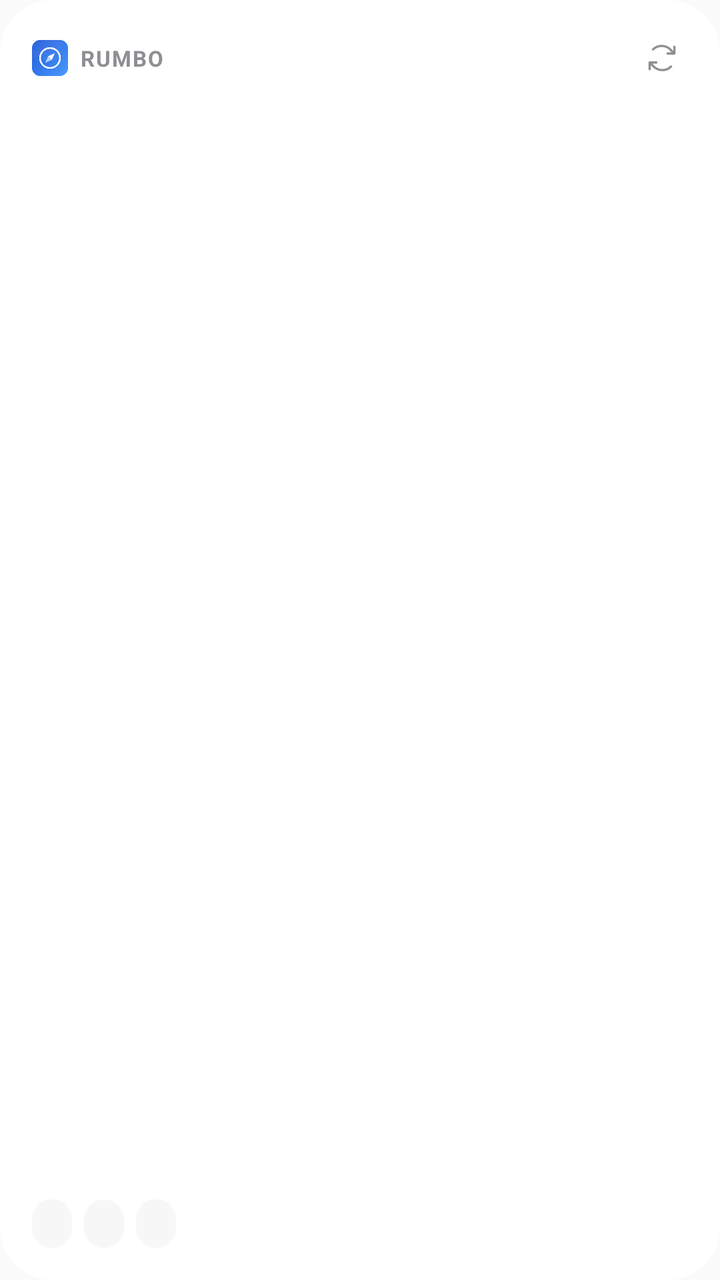
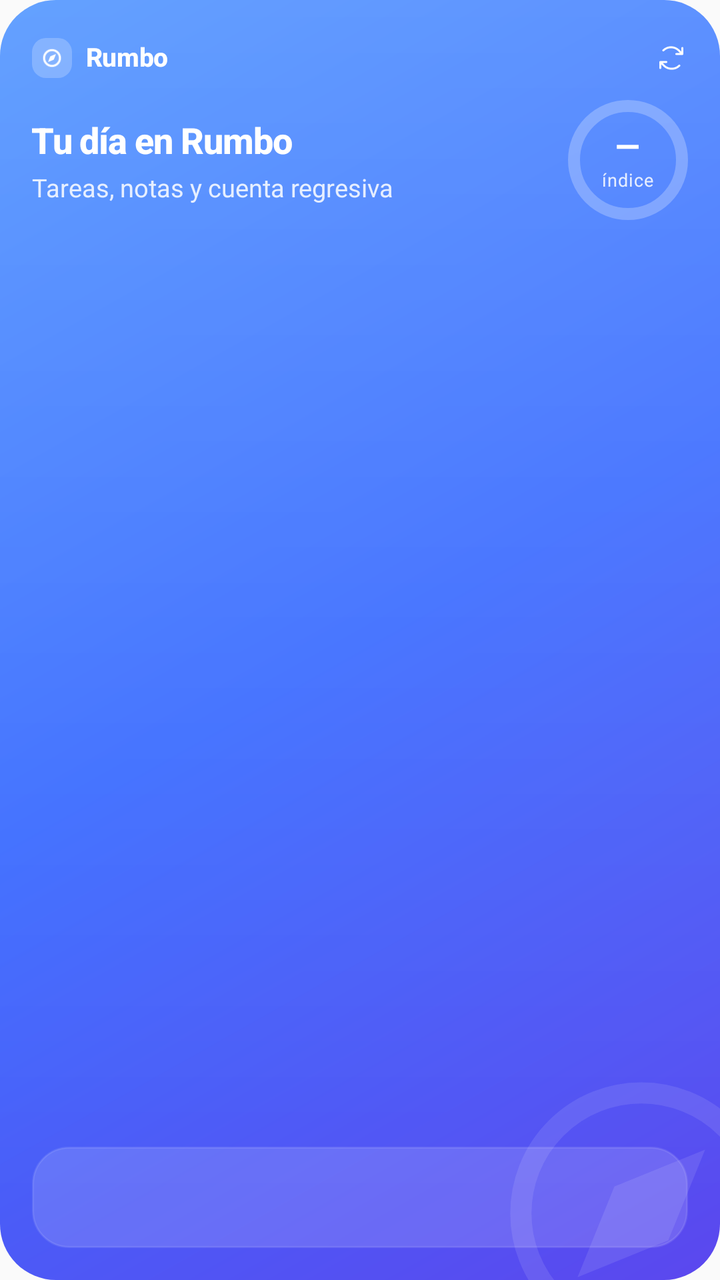

The first picture is an Android layout as it rendered before a commit; the second is the same layout after the commit. The layout source and the unified diff follow.
<!-- AndroidManifest.xml: application theme android:Theme.Material.Light.NoActionBar -->
<!-- res/layout/widget_medium.xml -->
<?xml version="1.0" encoding="utf-8"?>
<FrameLayout xmlns:android="http://schemas.android.com/apk/res/android"
    android:id="@+id/root"
    android:layout_width="match_parent"
    android:layout_height="match_parent"
    android:background="@drawable/w_bg"
    android:padding="16dp">

    <LinearLayout
        android:layout_width="match_parent"
        android:layout_height="match_parent"
        android:orientation="vertical">

        <LinearLayout
            android:layout_width="match_parent"
            android:layout_height="wrap_content"
            android:gravity="center_vertical"
            android:orientation="horizontal">
            <ImageView
                android:layout_width="18dp"
                android:layout_height="18dp"
                android:src="@mipmap/ic_launcher" />
            <TextView
                android:layout_width="wrap_content"
                android:layout_height="wrap_content"
                android:layout_marginStart="6dp"
                android:letterSpacing="0.06"
                android:text="RUMBO"
                android:textColor="@color/w_muted"
                android:textSize="11sp"
                android:textStyle="bold" />
            <TextView
                android:id="@+id/updated"
                android:layout_width="0dp"
                android:layout_height="wrap_content"
                android:layout_weight="1"
                android:gravity="end"
                android:maxLines="1"
                android:textColor="@color/w_muted"
                android:textSize="11sp" />
            <ImageView
                android:id="@+id/refresh"
                android:layout_width="26dp"
                android:layout_height="26dp"
                android:layout_marginStart="4dp"
                android:padding="4dp"
                android:src="@drawable/ic_refresh" />
        </LinearLayout>

        <LinearLayout
            android:layout_width="match_parent"
            android:layout_height="wrap_content"
            android:layout_marginTop="8dp"
            android:gravity="center_vertical"
            android:orientation="horizontal">
            <TextView
                android:id="@+id/headline"
                android:layout_width="0dp"
                android:layout_height="wrap_content"
                android:layout_weight="1"
                android:ellipsize="end"
                android:maxLines="2"
                android:textColor="@color/w_ink"
                android:textSize="17sp"
                android:textStyle="bold" />
            <LinearLayout
                android:id="@+id/countBox"
                android:layout_width="wrap_content"
                android:layout_height="wrap_content"
                android:layout_marginStart="10dp"
                android:background="@drawable/w_badge_blue"
                android:gravity="center"
                android:orientation="vertical"
                android:paddingStart="10dp"
                android:paddingTop="4dp"
                android:paddingEnd="10dp"
                android:paddingBottom="4dp"
                android:visibility="gone">
                <Chronometer
                    android:id="@+id/countdown"
                    android:layout_width="wrap_content"
                    android:layout_height="wrap_content"
                    android:textColor="#FFFFFFFF"
                    android:textSize="15sp"
                    android:textStyle="bold" />
                <TextView
                    android:layout_width="wrap_content"
                    android:layout_height="wrap_content"
                    android:text="para entregar"
                    android:textColor="#D9FFFFFF"
                    android:textSize="9sp" />
            </LinearLayout>
        </LinearLayout>

        <TextView
            android:id="@+id/sub"
            android:layout_width="match_parent"
            android:layout_height="wrap_content"
            android:layout_marginTop="2dp"
            android:ellipsize="end"
            android:maxLines="1"
            android:textColor="@color/w_muted"
            android:textSize="13sp" />

        <LinearLayout
            android:id="@+id/rows"
            android:layout_width="match_parent"
            android:layout_height="wrap_content"
            android:layout_marginTop="10dp"
            android:orientation="vertical">
            <LinearLayout
                android:id="@+id/row1"
                android:layout_width="match_parent"
                android:layout_height="wrap_content"
                android:layout_marginTop="0dp"
                android:gravity="center_vertical"
                android:orientation="horizontal"
                android:visibility="gone">
                <ImageView
                    android:id="@+id/dot1"
                    android:layout_width="8dp"
                    android:layout_height="8dp"
                    android:layout_marginEnd="9dp"
                    android:src="@drawable/w_dot" />
                <TextView
                    android:id="@+id/title1"
                    android:layout_width="0dp"
                    android:layout_height="wrap_content"
                    android:layout_weight="1"
                    android:ellipsize="end"
                    android:maxLines="1"
                    android:textColor="@color/w_ink"
                    android:textSize="14sp" />
                <TextView
                    android:id="@+id/when1"
                    android:layout_width="wrap_content"
                    android:layout_height="wrap_content"
                    android:layout_marginStart="8dp"
                    android:maxLines="1"
                    android:textColor="@color/w_muted"
                    android:textSize="12sp" />
            </LinearLayout>
            <LinearLayout
                android:id="@+id/row2"
                android:layout_width="match_parent"
                android:layout_height="wrap_content"
                android:layout_marginTop="6dp"
                android:gravity="center_vertical"
                android:orientation="horizontal"
                android:visibility="gone">
                <ImageView
                    android:id="@+id/dot2"
                    android:layout_width="8dp"
                    android:layout_height="8dp"
                    android:layout_marginEnd="9dp"
                    android:src="@drawable/w_dot" />
                <TextView
                    android:id="@+id/title2"
                    android:layout_width="0dp"
                    android:layout_height="wrap_content"
                    android:layout_weight="1"
                    android:ellipsize="end"
                    android:maxLines="1"
                    android:textColor="@color/w_ink"
                    android:textSize="14sp" />
                <TextView
                    android:id="@+id/when2"
                    android:layout_width="wrap_content"
                    android:layout_height="wrap_content"
                    android:layout_marginStart="8dp"
                    android:maxLines="1"
                    android:textColor="@color/w_muted"
                    android:textSize="12sp" />
            </LinearLayout>
            <LinearLayout
                android:id="@+id/row3"
                android:layout_width="match_parent"
                android:layout_height="wrap_content"
                android:layout_marginTop="6dp"
                android:gravity="center_vertical"
                android:orientation="horizontal"
                android:visibility="gone">
                <ImageView
                    android:id="@+id/dot3"
                    android:layout_width="8dp"
                    android:layout_height="8dp"
                    android:layout_marginEnd="9dp"
                    android:src="@drawable/w_dot" />
                <TextView
                    android:id="@+id/title3"
                    android:layout_width="0dp"
                    android:layout_height="wrap_content"
                    android:layout_weight="1"
                    android:ellipsize="end"
                    android:maxLines="1"
                    android:textColor="@color/w_ink"
                    android:textSize="14sp" />
                <TextView
                    android:id="@+id/when3"
                    android:layout_width="wrap_content"
                    android:layout_height="wrap_content"
                    android:layout_marginStart="8dp"
                    android:maxLines="1"
                    android:textColor="@color/w_muted"
                    android:textSize="12sp" />
            </LinearLayout>
        </LinearLayout>

        <FrameLayout
            android:layout_width="match_parent"
            android:layout_height="0dp"
            android:layout_weight="1" />

        <LinearLayout
            android:layout_width="match_parent"
            android:layout_height="wrap_content"
            android:layout_marginTop="8dp"
            android:orientation="horizontal">
            <TextView
                android:id="@+id/chip1"
                android:layout_width="wrap_content"
                android:layout_height="wrap_content"
                android:background="@drawable/w_chip"
                android:paddingStart="10dp"
                android:paddingTop="4dp"
                android:paddingEnd="10dp"
                android:paddingBottom="4dp"
                android:textColor="@color/w_ink"
                android:textSize="12sp" />
            <TextView
                android:id="@+id/chip2"
                android:layout_width="wrap_content"
                android:layout_height="wrap_content"
                android:layout_marginStart="6dp"
                android:background="@drawable/w_chip"
                android:paddingStart="10dp"
                android:paddingTop="4dp"
                android:paddingEnd="10dp"
                android:paddingBottom="4dp"
                android:textColor="@color/w_ink"
                android:textSize="12sp" />
            <TextView
                android:id="@+id/chip3"
                android:layout_width="wrap_content"
                android:layout_height="wrap_content"
                android:layout_marginStart="6dp"
                android:background="@drawable/w_chip"
                android:paddingStart="10dp"
                android:paddingTop="4dp"
                android:paddingEnd="10dp"
                android:paddingBottom="4dp"
                android:textColor="@color/w_ink"
                android:textSize="12sp" />
        </LinearLayout>
    </LinearLayout>
</FrameLayout>
<!-- resources referenced by this layout -->
<resources>
  <color name="w_ink">#FF1D1D1F</color>
  <color name="w_muted">#FF8E8E93</color>
  <!-- drawable ic_refresh (drawable) -->
  <vector xmlns:android="http://schemas.android.com/apk/res/android" android:width="18dp" android:height="18dp" android:viewportWidth="256" android:viewportHeight="256">
      <path android:fillColor="#FF8E8E93" android:pathData="M224,48V96a8,8 0,0 1,-8 8H168a8,8 0,0 1,0 -16h28.69L182.06,73.37a79.56,79.56 0,0 0,-56.13 -23.43h-0.45A79.52,79.52 0,0 0,69.59 72.71,8 8,0 0,1 58.41,61.27a96,96 0,0 1,135 0.79L208,76.69V48a8,8 0,0 1,16 0ZM186.41,183.29a80,80 0,0 1,-112.47 -0.66L59.31,168H88a8,8 0,0 0,0 -16H40a8,8 0,0 0,-8 8v48a8,8 0,0 0,16 0V179.31l14.63,14.63A95.43,95.43 0,0 0,130 222.06h0.53a95.36,95.36 0,0 0,67.07 -27.33,8 8,0 0,0 -11.18,-11.44Z" />
  </vector>
  <!-- drawable w_badge_blue (drawable) -->
  <?xml version="1.0" encoding="utf-8"?>
  <shape xmlns:android="http://schemas.android.com/apk/res/android" android:shape="rectangle">
      <solid android:color="#FF0A84FF" />
      <corners android:radius="10dp" />
  </shape>
  <!-- drawable w_bg (drawable) -->
  <?xml version="1.0" encoding="utf-8"?>
  <shape xmlns:android="http://schemas.android.com/apk/res/android" android:shape="rectangle">
      <solid android:color="@color/w_bg" />
      <corners android:radius="26dp" />
  </shape>
  <!-- drawable w_chip (drawable) -->
  <?xml version="1.0" encoding="utf-8"?>
  <shape xmlns:android="http://schemas.android.com/apk/res/android" android:shape="rectangle">
      <solid android:color="@color/w_chip" />
      <corners android:radius="99dp" />
  </shape>
  <!-- drawable w_dot (drawable) -->
  <?xml version="1.0" encoding="utf-8"?>
  <shape xmlns:android="http://schemas.android.com/apk/res/android" android:shape="oval">
      <solid android:color="#FFFFFFFF" />
      <size android:width="8dp" android:height="8dp" />
  </shape>
  <!-- mipmap ic_launcher: png bitmap (mipmap-xxxhdpi, 19159 bytes) -->
  <color name="w_bg">#FFFFFFFF</color>
  <color name="w_chip">#0F767680</color>
</resources>

<!-- the commit's change to res/layout/widget_medium.xml (unified diff, before → after) -->
@@ -3,254 +3,37 @@
     android:id="@+id/root"
     android:layout_width="match_parent"
     android:layout_height="match_parent"
-    android:background="@drawable/w_bg"
-    android:padding="16dp">
-
-    <LinearLayout
-        android:layout_width="match_parent"
-        android:layout_height="match_parent"
-        android:orientation="vertical">
-
-        <LinearLayout
-            android:layout_width="match_parent"
-            android:layout_height="wrap_content"
-            android:gravity="center_vertical"
-            android:orientation="horizontal">
-            <ImageView
-                android:layout_width="18dp"
-                android:layout_height="18dp"
-                android:src="@mipmap/ic_launcher" />
-            <TextView
-                android:layout_width="wrap_content"
-                android:layout_height="wrap_content"
-                android:layout_marginStart="6dp"
-                android:letterSpacing="0.06"
-                android:text="RUMBO"
-                android:textColor="@color/w_muted"
-                android:textSize="11sp"
-                android:textStyle="bold" />
-            <TextView
-                android:id="@+id/updated"
-                android:layout_width="0dp"
-                android:layout_height="wrap_content"
-                android:layout_weight="1"
-                android:gravity="end"
-                android:maxLines="1"
-                android:textColor="@color/w_muted"
-                android:textSize="11sp" />
-            <ImageView
-                android:id="@+id/refresh"
-                android:layout_width="26dp"
-                android:layout_height="26dp"
-                android:layout_marginStart="4dp"
-                android:padding="4dp"
-                android:src="@drawable/ic_refresh" />
+    android:background="@drawable/w_g_blue"
+    android:clipChildren="true">
+    <ImageView android:layout_width="170dp" android:layout_height="170dp" android:layout_gravity="bottom|end" android:layout_marginEnd="-46dp" android:layout_marginBottom="-52dp" android:alpha="0.10" android:src="@drawable/ic_watermark" />
+    <LinearLayout android:layout_width="match_parent" android:layout_height="match_parent" android:orientation="vertical" android:padding="16dp">
+        <LinearLayout android:layout_width="match_parent" android:layout_height="26dp" android:gravity="center_vertical" android:orientation="horizontal">
+            <ImageView android:layout_width="20dp" android:layout_height="20dp" android:background="@drawable/w_mark" android:padding="3.5dp" android:src="@drawable/ic_compass" />
+            <TextView android:layout_width="wrap_content" android:layout_height="wrap_content" android:textSize="13sp" android:textColor="#FFFFFFFF" android:includeFontPadding="false" android:text="Rumbo" android:layout_marginStart="7dp" android:fontFamily="sans-serif-medium" android:textStyle="bold" android:letterSpacing="-0.01"/>
+            <TextView android:id="@+id/updated" android:layout_width="0dp" android:layout_weight="1" android:layout_height="wrap_content" android:gravity="end" android:textSize="11sp" android:textColor="#B3FFFFFF" android:singleLine="true" android:includeFontPadding="false" />
+            <ImageView android:id="@+id/refresh" android:layout_width="28dp" android:layout_height="28dp" android:layout_marginEnd="-6dp" android:padding="6dp" android:src="@drawable/ic_refresh" android:contentDescription="Actualizar" />
         </LinearLayout>
-
-        <LinearLayout
-            android:layout_width="match_parent"
-            android:layout_height="wrap_content"
-            android:layout_marginTop="8dp"
-            android:gravity="center_vertical"
-            android:orientation="horizontal">
-            <TextView
-                android:id="@+id/headline"
-                android:layout_width="0dp"
-                android:layout_height="wrap_content"
-                android:layout_weight="1"
-                android:ellipsize="end"
-                android:maxLines="2"
-                android:textColor="@color/w_ink"
-                android:textSize="17sp"
-                android:textStyle="bold" />
-            <LinearLayout
-                android:id="@+id/countBox"
-                android:layout_width="wrap_content"
-                android:layout_height="wrap_content"
-                android:layout_marginStart="10dp"
-                android:background="@drawable/w_badge_blue"
-                android:gravity="center"
-                android:orientation="vertical"
-                android:paddingStart="10dp"
-                android:paddingTop="4dp"
-                android:paddingEnd="10dp"
-                android:paddingBottom="4dp"
-                android:visibility="gone">
-                <Chronometer
-                    android:id="@+id/countdown"
-                    android:layout_width="wrap_content"
-                    android:layout_height="wrap_content"
-                    android:textColor="#FFFFFFFF"
-                    android:textSize="15sp"
-                    android:textStyle="bold" />
-                <TextView
-                    android:layout_width="wrap_content"
-                    android:layout_height="wrap_content"
-                    android:text="para entregar"
-                    android:textColor="#D9FFFFFF"
-                    android:textSize="9sp" />
+        <LinearLayout android:layout_width="match_parent" android:layout_height="wrap_content" android:layout_marginTop="8dp" android:gravity="center_vertical" android:orientation="horizontal">
+            <LinearLayout android:layout_width="0dp" android:layout_height="wrap_content" android:layout_weight="1" android:orientation="vertical">
+                <TextView android:id="@+id/kicker" android:layout_width="wrap_content" android:layout_height="wrap_content" android:textSize="10.5sp" android:textColor="#B3FFFFFF" android:includeFontPadding="false" android:letterSpacing="0.08" android:singleLine="true" android:layout_marginBottom="3dp" android:visibility="gone"/>
+                <TextView android:id="@+id/headline" android:layout_width="match_parent" android:layout_height="wrap_content" android:textSize="18sp" android:textColor="#FFFFFFFF" android:fontFamily="sans-serif-medium" android:textStyle="bold" android:letterSpacing="-0.02" android:lineSpacingMultiplier="0.95" android:maxLines="2" android:ellipsize="end" android:text="Tu día en Rumbo" />
+                <TextView android:id="@+id/sub" android:layout_width="match_parent" android:layout_height="wrap_content" android:layout_marginTop="3dp" android:textSize="12.5sp" android:textColor="#D9FFFFFF" android:maxLines="1" android:ellipsize="end" android:text="Tareas, notas y cuenta regresiva" />
             </LinearLayout>
+            <FrameLayout android:id="@+id/ringBox" android:layout_width="60dp" android:layout_height="60dp" android:layout_marginStart="10dp">
+                <ImageView android:id="@+id/ring" android:layout_width="match_parent" android:layout_height="match_parent" android:src="@drawable/w_ring_track" />
+                <LinearLayout android:layout_width="match_parent" android:layout_height="match_parent" android:gravity="center" android:orientation="vertical">
+                    <TextView android:id="@+id/ringNum" android:layout_width="wrap_content" android:layout_height="wrap_content" android:textSize="16sp" android:textColor="#FFFFFFFF" android:includeFontPadding="false" android:text="—" android:fontFamily="sans-serif-medium" android:textStyle="bold" android:letterSpacing="-0.03"/>
+                    <TextView android:id="@+id/ringLbl" android:layout_width="wrap_content" android:layout_height="wrap_content" android:textSize="9sp" android:textColor="#D9FFFFFF" android:includeFontPadding="false" android:text="índice" android:layout_marginTop="2dp" android:letterSpacing="0.04"/>
+                </LinearLayout>
+            </FrameLayout>
         </LinearLayout>
-
-        <TextView
-            android:id="@+id/sub"
-            android:layout_width="match_parent"
-            android:layout_height="wrap_content"
-            android:layout_marginTop="2dp"
-            android:ellipsize="end"
-            android:maxLines="1"
-            android:textColor="@color/w_muted"
-            android:textSize="13sp" />
-
-        <LinearLayout
-            android:id="@+id/rows"
-            android:layout_width="match_parent"
-            android:layout_height="wrap_content"
-            android:layout_marginTop="10dp"
-            android:orientation="vertical">
-            <LinearLayout
-                android:id="@+id/row1"
-                android:layout_width="match_parent"
-                android:layout_height="wrap_content"
-                android:layout_marginTop="0dp"
-                android:gravity="center_vertical"
-                android:orientation="horizontal"
-                android:visibility="gone">
-                <ImageView
-                    android:id="@+id/dot1"
-                    android:layout_width="8dp"
-                    android:layout_height="8dp"
-                    android:layout_marginEnd="9dp"
-                    android:src="@drawable/w_dot" />
-                <TextView
-                    android:id="@+id/title1"
-                    android:layout_width="0dp"
-                    android:layout_height="wrap_content"
-                    android:layout_weight="1"
-                    android:ellipsize="end"
-                    android:maxLines="1"
-                    android:textColor="@color/w_ink"
-                    android:textSize="14sp" />
-                <TextView
-                    android:id="@+id/when1"
-                    android:layout_width="wrap_content"
-                    android:layout_height="wrap_content"
-                    android:layout_marginStart="8dp"
-                    android:maxLines="1"
-                    android:textColor="@color/w_muted"
-                    android:textSize="12sp" />
+        <FrameLayout android:layout_width="match_parent" android:layout_height="0dp" android:layout_weight="1" android:minHeight="8dp" />
+        <LinearLayout android:id="@+id/nextCard" android:layout_width="match_parent" android:layout_height="wrap_content" android:background="@drawable/w_glass" android:gravity="center_vertical" android:orientation="horizontal" android:paddingStart="12dp" android:paddingTop="9dp" android:paddingEnd="9dp" android:paddingBottom="9dp">
+            <LinearLayout android:layout_width="0dp" android:layout_height="wrap_content" android:layout_weight="1" android:orientation="vertical">
+                <TextView android:id="@+id/nextTitle" android:layout_width="match_parent" android:layout_height="wrap_content" android:textSize="13.5sp" android:textColor="#FFFFFFFF" android:fontFamily="sans-serif-medium" android:textStyle="bold" android:singleLine="true" android:ellipsize="end" android:includeFontPadding="false" />
+                <TextView android:id="@+id/nextWhen" android:layout_width="match_parent" android:layout_height="wrap_content" android:layout_marginTop="3dp" android:textSize="11.5sp" android:textColor="#D9FFFFFF" android:singleLine="true" android:ellipsize="end" android:includeFontPadding="false" />
             </LinearLayout>
-            <LinearLayout
-                android:id="@+id/row2"
-                android:layout_width="match_parent"
-                android:layout_height="wrap_content"
-                android:layout_marginTop="6dp"
-                android:gravity="center_vertical"
-                android:orientation="horizontal"
-                android:visibility="gone">
-                <ImageView
-                    android:id="@+id/dot2"
-                    android:layout_width="8dp"
-                    android:layout_height="8dp"
-                    android:layout_marginEnd="9dp"
-                    android:src="@drawable/w_dot" />
-                <TextView
-                    android:id="@+id/title2"
-                    android:layout_width="0dp"
-                    android:layout_height="wrap_content"
-                    android:layout_weight="1"
-                    android:ellipsize="end"
-                    android:maxLines="1"
-                    android:textColor="@color/w_ink"
-                    android:textSize="14sp" />
-                <TextView
-                    android:id="@+id/when2"
-                    android:layout_width="wrap_content"
-                    android:layout_height="wrap_content"
-                    android:layout_marginStart="8dp"
-                    android:maxLines="1"
-                    android:textColor="@color/w_muted"
-                    android:textSize="12sp" />
-            </LinearLayout>
-            <LinearLayout
-                android:id="@+id/row3"
-                android:layout_width="match_parent"
-                android:layout_height="wrap_content"
-                android:layout_marginTop="6dp"
-                android:gravity="center_vertical"
-                android:orientation="horizontal"
-                android:visibility="gone">
-                <ImageView
-                    android:id="@+id/dot3"
-                    android:layout_width="8dp"
-                    android:layout_height="8dp"
-                    android:layout_marginEnd="9dp"
-                    android:src="@drawable/w_dot" />
-                <TextView
-                    android:id="@+id/title3"
-                    android:layout_width="0dp"
-                    android:layout_height="wrap_content"
-                    android:layout_weight="1"
-                    android:ellipsize="end"
-                    android:maxLines="1"
-                    android:textColor="@color/w_ink"
-                    android:textSize="14sp" />
-                <TextView
-                    android:id="@+id/when3"
-                    android:layout_width="wrap_content"
-                    android:layout_height="wrap_content"
-                    android:layout_marginStart="8dp"
-                    android:maxLines="1"
-                    android:textColor="@color/w_muted"
-                    android:textSize="12sp" />
-            </LinearLayout>
-        </LinearLayout>
-
-        <FrameLayout
-            android:layout_width="match_parent"
-            android:layout_height="0dp"
-            android:layout_weight="1" />
-
-        <LinearLayout
-            android:layout_width="match_parent"
-            android:layout_height="wrap_content"
-            android:layout_marginTop="8dp"
-            android:orientation="horizontal">
-            <TextView
-                android:id="@+id/chip1"
-                android:layout_width="wrap_content"
-                android:layout_height="wrap_content"
-                android:background="@drawable/w_chip"
-                android:paddingStart="10dp"
-                android:paddingTop="4dp"
-                android:paddingEnd="10dp"
-                android:paddingBottom="4dp"
-                android:textColor="@color/w_ink"
-                android:textSize="12sp" />
-            <TextView
-                android:id="@+id/chip2"
-                android:layout_width="wrap_content"
-                android:layout_height="wrap_content"
-                android:layout_marginStart="6dp"
-                android:background="@drawable/w_chip"
-                android:paddingStart="10dp"
-                android:paddingTop="4dp"
-                android:paddingEnd="10dp"
-                android:paddingBottom="4dp"
-                android:textColor="@color/w_ink"
-                android:textSize="12sp" />
-            <TextView
-                android:id="@+id/chip3"
-                android:layout_width="wrap_content"
-                android:layout_height="wrap_content"
-                android:layout_marginStart="6dp"
-                android:background="@drawable/w_chip"
-                android:paddingStart="10dp"
-                android:paddingTop="4dp"
-                android:paddingEnd="10dp"
-                android:paddingBottom="4dp"
-                android:textColor="@color/w_ink"
-                android:textSize="12sp" />
+            <Chronometer android:id="@+id/countdown" android:layout_width="wrap_content" android:layout_height="wrap_content" android:layout_marginStart="8dp" android:background="@drawable/w_pill" android:paddingStart="10dp" android:paddingTop="5dp" android:paddingEnd="10dp" android:paddingBottom="5dp" android:textSize="13sp" android:textStyle="bold" android:fontFeatureSettings="tnum" android:textColor="#FF2F6BFF" android:visibility="gone" />
         </LinearLayout>
     </LinearLayout>
 </FrameLayout>
<!-- resource entries referenced after the edit -->
@@ -1,37 +1,54 @@
 <!-- resources referenced by this layout -->
 <resources>
-  <color name="w_ink">#FF1D1D1F</color>
-  <color name="w_muted">#FF8E8E93</color>
+  <!-- drawable ic_compass (drawable) -->
+  <vector xmlns:android="http://schemas.android.com/apk/res/android" android:width="24dp" android:height="24dp" android:viewportWidth="96" android:viewportHeight="96">
+      <path android:strokeColor="#FFFFFFFF" android:strokeWidth="8" android:fillColor="#00000000" android:pathData="M48,18a30,30 0,1 1,0 60a30,30 0,1 1,0 -60Z" />
+      <path android:fillColor="#FFFFFFFF" android:pathData="M63,33L54.4,54.4L33,63L41.6,41.6Z" />
+  </vector>
   <!-- drawable ic_refresh (drawable) -->
   <vector xmlns:android="http://schemas.android.com/apk/res/android" android:width="18dp" android:height="18dp" android:viewportWidth="256" android:viewportHeight="256">
-      <path android:fillColor="#FF8E8E93" android:pathData="M224,48V96a8,8 0,0 1,-8 8H168a8,8 0,0 1,0 -16h28.69L182.06,73.37a79.56,79.56 0,0 0,-56.13 -23.43h-0.45A79.52,79.52 0,0 0,69.59 72.71,8 8,0 0,1 58.41,61.27a96,96 0,0 1,135 0.79L208,76.69V48a8,8 0,0 1,16 0ZM186.41,183.29a80,80 0,0 1,-112.47 -0.66L59.31,168H88a8,8 0,0 0,0 -16H40a8,8 0,0 0,-8 8v48a8,8 0,0 0,16 0V179.31l14.63,14.63A95.43,95.43 0,0 0,130 222.06h0.53a95.36,95.36 0,0 0,67.07 -27.33,8 8,0 0,0 -11.18,-11.44Z" />
+      <path android:fillColor="#FFFFFFFF" android:pathData="M224,48V96a8,8 0,0 1,-8 8H168a8,8 0,0 1,0 -16h28.69L182.06,73.37a79.56,79.56 0,0 0,-56.13 -23.43h-0.45A79.52,79.52 0,0 0,69.59 72.71,8 8,0 0,1 58.41,61.27a96,96 0,0 1,135 0.79L208,76.69V48a8,8 0,0 1,16 0ZM186.41,183.29a80,80 0,0 1,-112.47 -0.66L59.31,168H88a8,8 0,0 0,0 -16H40a8,8 0,0 0,-8 8v48a8,8 0,0 0,16 0V179.31l14.63,14.63A95.43,95.43 0,0 0,130 222.06h0.53a95.36,95.36 0,0 0,67.07 -27.33,8 8,0 0,0 -11.18,-11.44Z" />
   </vector>
-  <!-- drawable w_badge_blue (drawable) -->
+  <!-- drawable ic_watermark (drawable) -->
+  <vector xmlns:android="http://schemas.android.com/apk/res/android" android:width="160dp" android:height="160dp" android:viewportWidth="96" android:viewportHeight="96">
+      <path android:strokeColor="#FFFFFFFF" android:strokeWidth="6" android:fillColor="#00000000" android:pathData="M48,14a34,34 0,1 1,0 68a34,34 0,1 1,0 -68Z" />
+      <path android:fillColor="#FFFFFFFF" android:pathData="M66,30L55.6,55.6L30,66L40.4,40.4Z" />
+  </vector>
+  <!-- drawable w_g_blue (drawable) -->
+  <?xml version="1.0" encoding="utf-8"?>
+  <layer-list xmlns:android="http://schemas.android.com/apk/res/android">
+      <item><shape android:shape="rectangle">
+          <gradient android:angle="315" android:startColor="#FF4C93FF" android:centerColor="#FF3D6DFF" android:endColor="#FF5B47EE" android:type="linear" />
+          <corners android:radius="28dp" />
+      </shape></item>
+      <item android:bottom="40dp"><shape android:shape="rectangle">
+          <gradient android:angle="270" android:startColor="#22FFFFFF" android:endColor="#00FFFFFF" />
+          <corners android:topLeftRadius="28dp" android:topRightRadius="28dp" />
+      </shape></item>
+  </layer-list>
+  <!-- drawable w_glass (drawable) -->
   <?xml version="1.0" encoding="utf-8"?>
   <shape xmlns:android="http://schemas.android.com/apk/res/android" android:shape="rectangle">
-      <solid android:color="#FF0A84FF" />
-      <corners android:radius="10dp" />
+      <solid android:color="#24FFFFFF" />
+      <corners android:radius="18dp" />
+      <stroke android:width="1dp" android:color="#1AFFFFFF" />
   </shape>
-  <!-- drawable w_bg (drawable) -->
+  <!-- drawable w_mark (drawable) -->
   <?xml version="1.0" encoding="utf-8"?>
   <shape xmlns:android="http://schemas.android.com/apk/res/android" android:shape="rectangle">
-      <solid android:color="@color/w_bg" />
-      <corners android:radius="26dp" />
+      <solid android:color="#38FFFFFF" />
+      <corners android:radius="7dp" />
   </shape>
-  <!-- drawable w_chip (drawable) -->
+  <!-- drawable w_pill (drawable) -->
   <?xml version="1.0" encoding="utf-8"?>
   <shape xmlns:android="http://schemas.android.com/apk/res/android" android:shape="rectangle">
-      <solid android:color="@color/w_chip" />
-      <corners android:radius="99dp" />
+      <solid android:color="#FFFFFFFF" />
+      <corners android:radius="100dp" />
   </shape>
-  <!-- drawable w_dot (drawable) -->
+  <!-- drawable w_ring_track (drawable) -->
   <?xml version="1.0" encoding="utf-8"?>
   <shape xmlns:android="http://schemas.android.com/apk/res/android" android:shape="oval">
-      <solid android:color="#FFFFFFFF" />
-      <size android:width="8dp" android:height="8dp" />
+      <stroke android:width="6dp" android:color="#40FFFFFF" />
   </shape>
-  <!-- mipmap ic_launcher: png bitmap (mipmap-xxxhdpi, 19159 bytes) -->
-  <color name="w_bg">#FFFFFFFF</color>
-  <color name="w_chip">#0F767680</color>
 </resources>
 
